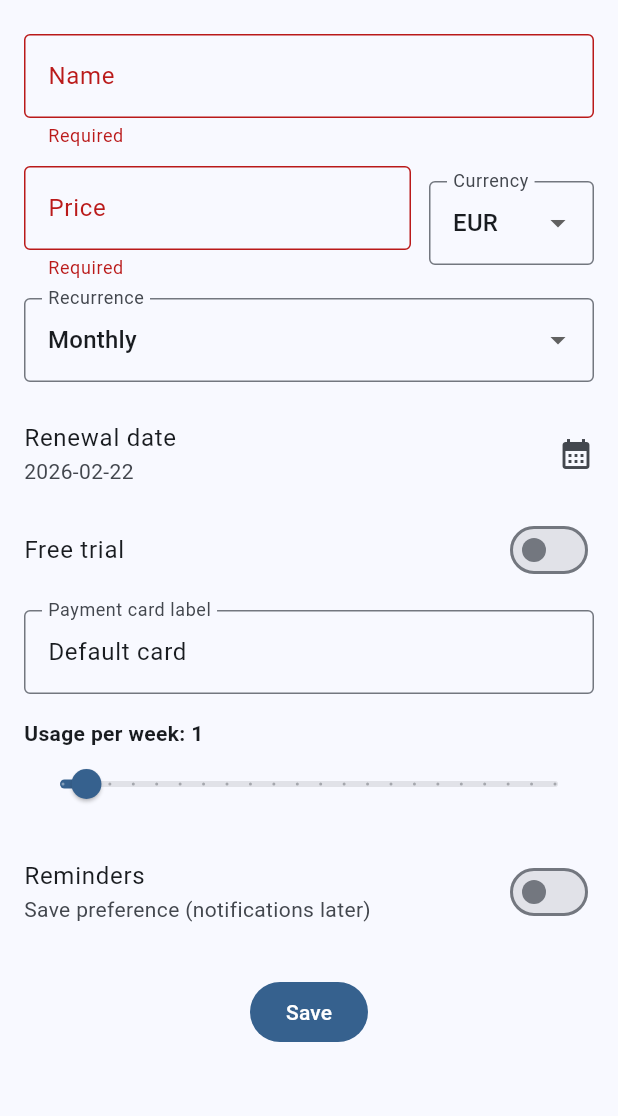
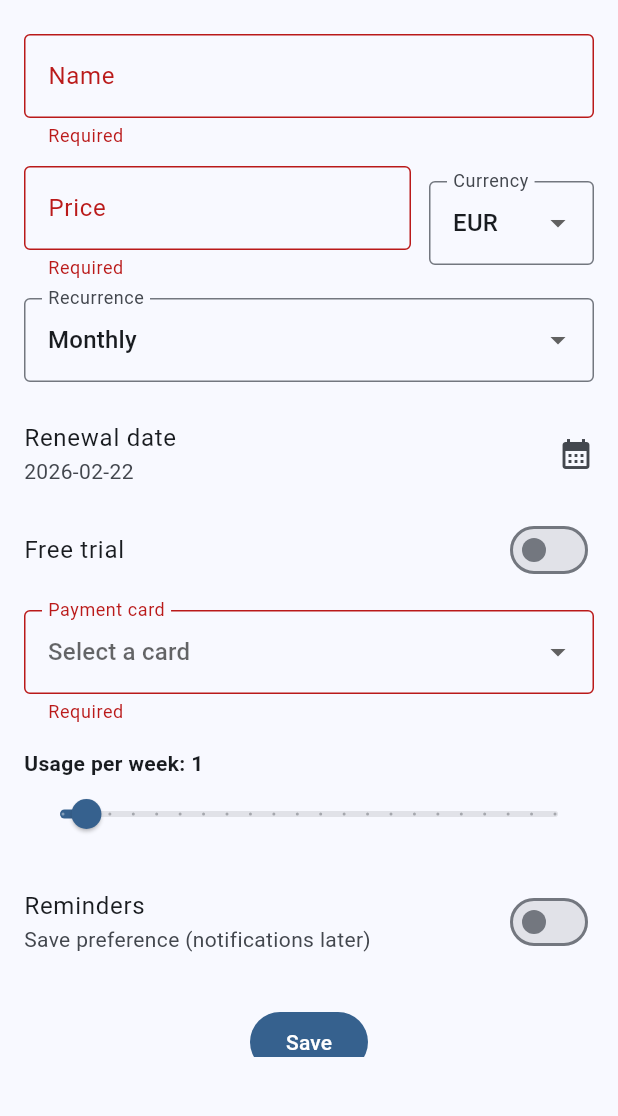
Before and after one commit to simoncraf/subscription_app, a Flutter app: the AddSubscriptionSheet widget shown alone on an empty page, opened directly, after a tap on "Save", on a phone screen of 412 x 824 dp, the part 80-1196 px from its top. Run offline on Flutter 3.47's test engine with Material 3 defaults, Android fonts, the phone set to English and light mode, and no system bars; our stand-ins replace hive, hive_flutter; accounts and stored records are empty.

Commit message:
feat: Add cards dropdown

```diff
--- /dev/null
+++ b/lib/data/payment_card_store.dart
@@ -0,0 +1,28 @@
+import 'package:hive_flutter/hive_flutter.dart';
+
+class PaymentCardStore {
+  static const String _boxName = 'payment_cards';
+
+  Future<Box<String>> _box() async {
+    return Hive.openBox<String>(_boxName);
+  }
+
+  Future<List<String>> getAll() async {
+    final box = await _box();
+    final cards = box.values.toList();
+    cards.sort((a, b) => a.toLowerCase().compareTo(b.toLowerCase()));
+    return cards;
+  }
+
+  Future<void> add(String name) async {
+    final trimmed = name.trim();
+    if (trimmed.isEmpty) return;
+
+    final box = await _box();
+
+    final exists = box.values.any((c) => c.toLowerCase() == trimmed.toLowerCase());
+    if (exists) return;
+
+    await box.add(trimmed);
+  }
+}
--- a/lib/ui/add_subscription_sheet.dart
+++ b/lib/ui/add_subscription_sheet.dart
@@ -3,6 +3,7 @@ import 'package:intl/intl.dart';
 import 'package:uuid/uuid.dart';
 import '../data/subscription.dart';
 import '../data/subscription_store.dart';
+import '../data/payment_card_store.dart';
 
 class AddSubscriptionSheet extends StatefulWidget {
   final Subscription? initial;
@@ -19,10 +20,18 @@ class _AddSubscriptionSheetState extends State<AddSubscriptionSheet> {
 
   final _nameCtrl = TextEditingController();
   final _priceCtrl = TextEditingController();
-  final _cardCtrl = TextEditingController(text: 'Default card');
+
+  // Keep as backing value for saving (string stored in Subscription)
+  final _cardCtrl = TextEditingController();
+  final _cardStore = PaymentCardStore();
+
+  List<String> _cards = const [];
+  String? _selectedCard;
+
+  static const String _addNewCardValue = '__add_new_card__';
 
   String _currency = 'EUR';
-  String _recurrence = 'monthly'; // ✅ NEW: monthly (default) or annual
+  String _recurrence = 'monthly'; // monthly (default) or annual
 
   DateTime _renewalDate = DateTime.now().add(const Duration(days: 30));
 
@@ -44,7 +53,6 @@ class _AddSubscriptionSheetState extends State<AddSubscriptionSheet> {
     if (s != null) {
       _nameCtrl.text = s.name;
       _priceCtrl.text = s.price.toString();
-      _cardCtrl.text = s.paymentCardLabel;
 
       _currency = s.currency;
       _renewalDate = s.renewalDate;
@@ -57,9 +65,38 @@ class _AddSubscriptionSheetState extends State<AddSubscriptionSheet> {
       _remindersEnabled = s.remindersEnabled;
       _reminderDaysBefore = s.reminderDaysBefore == 0 ? 1 : s.reminderDaysBefore;
 
-      // ✅ NEW: load recurrence (null => monthly for old data)
       _recurrence = s.recurrence ?? 'monthly';
+
+      // prefill backing value (may or may not be stored in cards box yet)
+      _cardCtrl.text = s.paymentCardLabel;
+      _selectedCard = s.paymentCardLabel.trim().isEmpty ? null : s.paymentCardLabel.trim();
     }
+
+    // Load cards from storage and align selection
+    Future.microtask(() async {
+      final existingLabel = widget.initial?.paymentCardLabel.trim();
+
+      // If editing and the card label isn't saved yet, add it so it appears.
+      if (existingLabel != null && existingLabel.isNotEmpty) {
+        await _cardStore.add(existingLabel);
+      }
+
+      final refreshed = await _cardStore.getAll();
+
+      if (!mounted) return;
+      setState(() {
+        _cards = refreshed;
+
+        if (existingLabel != null && existingLabel.isNotEmpty) {
+          _selectedCard = existingLabel;
+          _cardCtrl.text = existingLabel;
+        } else {
+          // no default card; user must select/add
+          _selectedCard = null;
+          _cardCtrl.text = '';
+        }
+      });
+    });
   }
 
   @override
@@ -68,6 +105,51 @@ class _AddSubscriptionSheetState extends State<AddSubscriptionSheet> {
     _priceCtrl.dispose();
     _cardCtrl.dispose();
     super.dispose();
+  }
+
+  Future<void> _promptAddNewCard() async {
+    final ctrl = TextEditingController();
+
+    final name = await showDialog<String?>(
+      context: context,
+      builder: (_) => AlertDialog(
+        title: const Text('Add a new card'),
+        content: TextField(
+          controller: ctrl,
+          autofocus: true,
+          decoration: const InputDecoration(
+            labelText: 'Card name',
+            hintText: 'e.g. Revolut, Visa **** 1234',
+          ),
+        ),
+        actions: [
+          TextButton(
+            onPressed: () => Navigator.pop(context, null),
+            child: const Text('Cancel'),
+          ),
+          TextButton(
+            onPressed: () => Navigator.pop(context, ctrl.text),
+            child: const Text('Add'),
+          ),
+        ],
+      ),
+    );
+
+    final trimmed = (name ?? '').trim();
+    if (trimmed.isEmpty) return;
+
+    await _cardStore.add(trimmed);
+    final cards = await _cardStore.getAll();
+
+    if (!mounted) return;
+    setState(() {
+      _cards = cards;
+      _selectedCard = trimmed;
+      _cardCtrl.text = trimmed;
+    });
+
+    // Optional: revalidate card field immediately after adding
+    _formKey.currentState?.validate();
   }
 
   Future<void> _pickDate({
@@ -102,6 +184,7 @@ class _AddSubscriptionSheetState extends State<AddSubscriptionSheet> {
       name: _nameCtrl.text.trim(),
       price: price,
       currency: _currency,
+      recurrence: _recurrence,
       renewalDate: _renewalDate,
       hasFreeTrial: _hasTrial,
       freeTrialEnds: _hasTrial ? _trialEnds : null,
@@ -111,9 +194,6 @@ class _AddSubscriptionSheetState extends State<AddSubscriptionSheet> {
       reminderDaysBefore: _remindersEnabled ? _reminderDaysBefore : 0,
       isCanceled: existing?.isCanceled ?? false,
       canceledAt: existing?.canceledAt,
-
-      // ✅ NEW
-      recurrence: _recurrence,
     );
 
     await _store.upsert(sub);
@@ -165,8 +245,7 @@ class _AddSubscriptionSheetState extends State<AddSubscriptionSheet> {
                           labelText: 'Name',
                           border: OutlineInputBorder(),
                         ),
-                        validator: (v) =>
-                            (v == null || v.trim().isEmpty) ? 'Required' : null,
+                        validator: (v) => (v == null || v.trim().isEmpty) ? 'Required' : null,
                       ),
                       const SizedBox(height: 12),
 
@@ -210,7 +289,6 @@ class _AddSubscriptionSheetState extends State<AddSubscriptionSheet> {
 
                       const SizedBox(height: 12),
 
-                      // ✅ NEW: Recurrence selector
                       DropdownButtonFormField<String>(
                         value: _recurrence,
                         decoration: const InputDecoration(
@@ -253,9 +331,7 @@ class _AddSubscriptionSheetState extends State<AddSubscriptionSheet> {
                         ListTile(
                           contentPadding: EdgeInsets.zero,
                           title: const Text('Trial ends'),
-                          subtitle: Text(
-                            _trialEnds == null ? 'Not set' : _df.format(_trialEnds!),
-                          ),
+                          subtitle: Text(_trialEnds == null ? 'Not set' : _df.format(_trialEnds!)),
                           trailing: const Icon(Icons.calendar_month),
                           onTap: () => _pickDate(
                             initial: _trialEnds ?? DateTime.now(),
@@ -265,15 +341,39 @@ class _AddSubscriptionSheetState extends State<AddSubscriptionSheet> {
 
                       const SizedBox(height: 12),
 
-                      TextFormField(
-                        controller: _cardCtrl,
+                      DropdownButtonFormField<String>(
+                        value: (_selectedCard != null && _cards.contains(_selectedCard))
+                            ? _selectedCard
+                            : null,
                         decoration: const InputDecoration(
-                          labelText: 'Payment card label',
-                          hintText: 'e.g. Revolut, Visa **** 1234',
+                          labelText: 'Payment card',
                           border: OutlineInputBorder(),
                         ),
-                        validator: (v) =>
-                            (v == null || v.trim().isEmpty) ? 'Required' : null,
+                        hint: const Text('Select a card'),
+                        items: [
+                          ..._cards.map((c) => DropdownMenuItem(value: c, child: Text(c))),
+                          const DropdownMenuItem(
+                            value: _addNewCardValue,
+                            child: Text('+ Add a new card…'),
+                          ),
+                        ],
+                        onChanged: (v) async {
+                          if (v == null) return;
+
+                          if (v == _addNewCardValue) {
+                            await _promptAddNewCard();
+                            return;
+                          }
+
+                          setState(() {
+                            _selectedCard = v;
+                            _cardCtrl.text = v;
+                          });
+                        },
+                        validator: (_) {
+                          if (_cardCtrl.text.trim().isEmpty) return 'Required';
+                          return null;
+                        },
                       ),
 
                       const SizedBox(height: 16),
```
